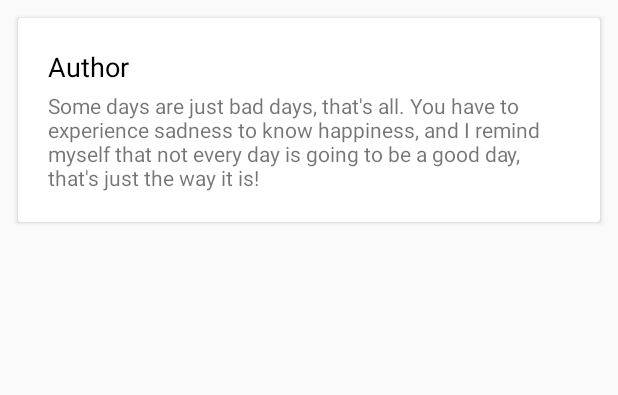
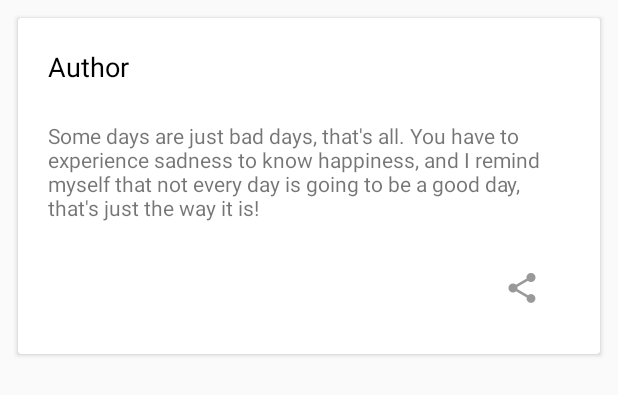
Before and after one commit to rihanfarman/quote-of-the-day, an Android app: the layout layout_quote_item.xml on its own in the app's theme, with its tools: preview values and no code run, on a phone screen of 412 x 824 dp. Shown: the top 395 px of the screen. Run offline under Robolectric (Android 15) with nearby library versions, the phone set to English and light mode, and no system bars.

Commit message:
adding share option

```diff
--- a/app/src/main/java/uk/co/rihanfarman/quoteoftheday/presenter/MainPresenter.java
+++ b/app/src/main/java/uk/co/rihanfarman/quoteoftheday/presenter/MainPresenter.java
@@ -10,6 +10,7 @@ import io.realm.Realm;
 import rx.Subscriber;
 import rx.android.schedulers.AndroidSchedulers;
 import rx.schedulers.Schedulers;
+import uk.co.rihanfarman.quoteoftheday.BuildConfig;
 import uk.co.rihanfarman.quoteoftheday.model.MaShapeService;
 import uk.co.rihanfarman.quoteoftheday.model.Quote;
 import uk.co.rihanfarman.quoteoftheday.model.QuoteAdapter;
@@ -44,7 +45,7 @@ public class MainPresenter implements Presenter<MainMvpView> {
         //ç
         MaShapeService maShapeService = MaShapeService.Factory.create();
 
-        maShapeService.getQuote("ztzfKAxQebmshkc9GNUrGgh19bx9p1c4r6Djsnu6sJ75x4IxZC", "Famous")
+        maShapeService.getQuote(BuildConfig.API_KEY, "Famous")
                 .observeOn(AndroidSchedulers.mainThread())
                 .subscribeOn(Schedulers.io())
                 .subscribe(new Subscriber<Quote>() {
--- a/app/src/main/res/layout/layout_quote_item.xml
+++ b/app/src/main/res/layout/layout_quote_item.xml
@@ -1,6 +1,7 @@
 <?xml version="1.0" encoding="utf-8"?>
 <android.support.v7.widget.CardView xmlns:android="http://schemas.android.com/apk/res/android"
     xmlns:card_view="http://schemas.android.com/apk/res-auto"
+    xmlns:tools="http://schemas.android.com/tools"
     android:id="@+id/cardView"
     android:layout_width="match_parent"
     android:layout_height="wrap_content"
@@ -29,9 +30,31 @@
             android:id="@+id/quote_textView"
             android:layout_width="wrap_content"
             android:layout_height="wrap_content"
-            android:text="@string/quote"
+            android:layout_marginBottom="8dp"
+            android:layout_marginTop="8dp"
+            android:paddingBottom="12dp"
+            android:paddingTop="12dp"
             android:textIsSelectable="true"
-            android:textSize="14sp" />
+            android:textSize="14sp"
+            tools:text="@string/quote" />
+
+        <RelativeLayout
+            android:layout_width="match_parent"
+            android:layout_height="wrap_content"
+            android:padding="4dp">
+
+            <ImageView
+                android:id="@+id/share_imageView"
+                android:layout_width="wrap_content"
+                android:layout_height="wrap_content"
+                android:layout_alignParentEnd="true"
+                android:layout_alignParentTop="true"
+                android:layout_marginEnd="8dp"
+                android:background="?attr/selectableItemBackgroundBorderless"
+                android:clickable="true"
+                android:padding="8dp"
+                android:src="@mipmap/ic_share_black_24dp" />
+        </RelativeLayout>
 
     </LinearLayout>
 
--- a/app/src/main/res/values/strings.xml
+++ b/app/src/main/res/values/strings.xml
@@ -1,4 +1,5 @@
 <resources>
     <string name="app_name">Quote Of The Day</string>
     <string name="quote">Some days are just bad days, that\'s all. You have to experience sadness to know happiness, and I remind myself that not every day is going to be a good day, that\'s just the way it is!</string>
+    <string name="send_to">Send %s\'s quote to</string>
 </resources>
```
Also changed, not shown: app/build.gradle (+10 -0 lines), app/src/main/java/uk/co/rihanfarman/quoteoftheday/model/QuoteAdapter.java (+18 -1 lines), app/src/main/res/mipmap-hdpi/ic_favorite_border_black_24dp.png (added), app/src/main/res/mipmap-hdpi/ic_share_black_24dp.png (added), app/src/main/res/mipmap-mdpi/ic_favorite_border_black_24dp.png (added), app/src/main/res/mipmap-mdpi/ic_share_black_24dp.png (added), app/src/main/res/mipmap-xhdpi/ic_favorite_border_black_24dp.png (added), app/src/main/res/mipmap-xhdpi/ic_share_black_24dp.png (added), app/src/main/res/mipmap-xxhdpi/ic_favorite_border_black_24dp.png (added), app/src/main/res/mipmap-xxhdpi/ic_share_black_24dp.png (added), app/src/main/res/mipmap-xxxhdpi/ic_favorite_border_black_24dp.png (added), app/src/main/res/mipmap-xxxhdpi/ic_share_black_24dp.png (added).
